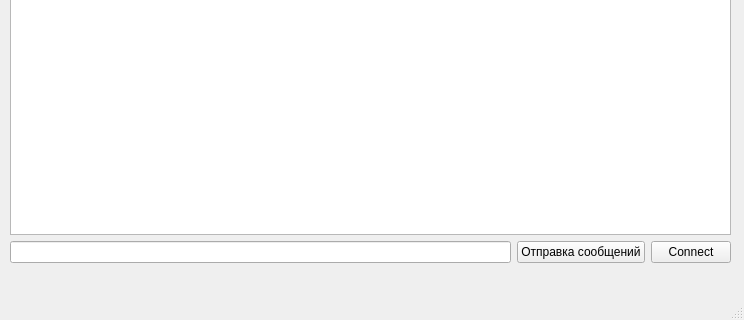
Old version of the form mainwindow.ui in the repository wertengo/projectClient; both pictures show x 0 to 744 and y 228 to 548 of the 744 by 548 pixel window.
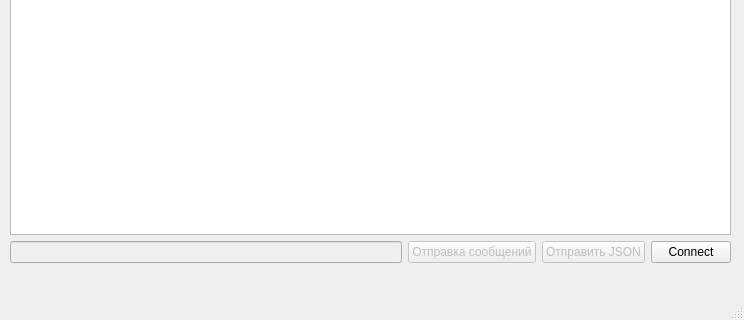
New version of the form.

Commit message: Клиент поддерживающий отправку JSON, исправлен интерфейс

```diff
--- a/mainwindow.ui
+++ b/mainwindow.ui
@@ -14,7 +14,7 @@
    <string>MainWindow</string>
   </property>
   <widget class="QWidget" name="centralwidget">
-   <widget class="QWidget" name="">
+   <widget class="QWidget" name="layoutWidget">
     <property name="geometry">
      <rect>
       <x>10</x>
@@ -30,15 +30,32 @@
      <item>
       <layout class="QHBoxLayout" name="horizontalLayout">
        <item>
-        <widget class="QLineEdit" name="textFieldMessage"/>
+        <widget class="QLineEdit" name="textFieldMessage">
+         <property name="enabled">
+          <bool>false</bool>
+         </property>
+        </widget>
        </item>
        <item>
         <widget class="QPushButton" name="pushMessage">
+         <property name="enabled">
+          <bool>false</bool>
+         </property>
          <property name="text">
           <string>Отправка сообщений</string>
          </property>
         </widget>
        </item>
+       <item>
+        <widget class="QPushButton" name="buttonPushJSON">
+         <property name="enabled">
+          <bool>false</bool>
+         </property>
+         <property name="text">
+          <string>Отправить JSON</string>
+         </property>
+        </widget>
+       </item>
        <item>
         <widget class="QPushButton" name="buttonConnect">
          <property name="text">
```
The commit also changes 11 other files.
